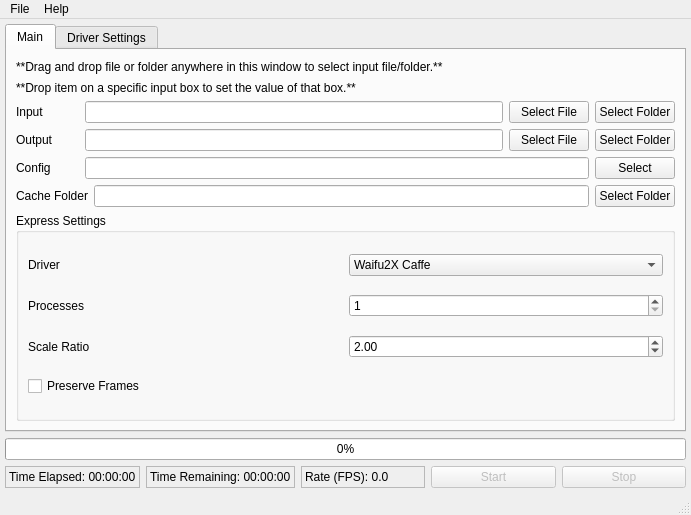
Above: src/video2x_gui.ui from k4yt3x/video2x before the change. Below: the same form after it.
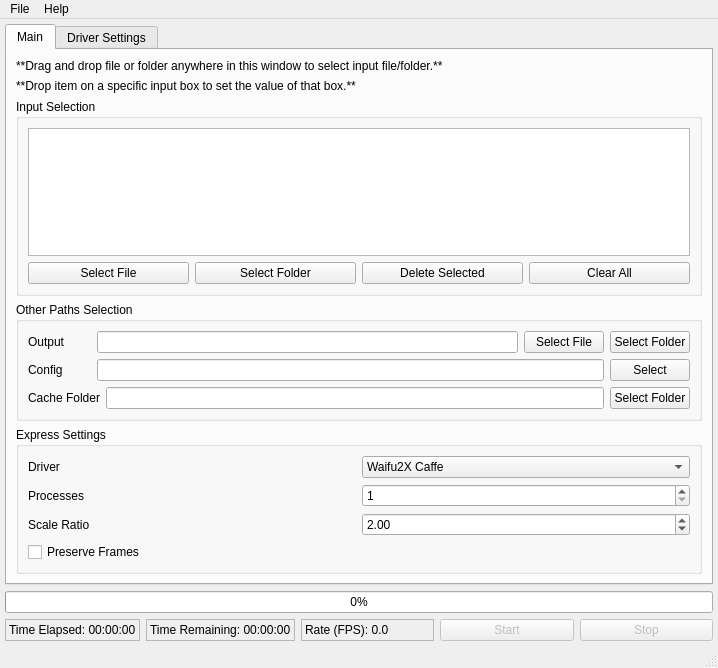
That is the form after the change.

Commit message: upgraded input QLineEdit to QTableView

```diff
--- a/src/video2x_gui.ui
+++ b/src/video2x_gui.ui
@@ -6,8 +6,8 @@
    <rect>
     <x>0</x>
     <y>0</y>
-    <width>691</width>
-    <height>503</height>
+    <width>718</width>
+    <height>668</height>
    </rect>
   </property>
   <property name="acceptDrops">
@@ -79,34 +79,16 @@
          </widget>
         </item>
         <item>
-         <layout class="QVBoxLayout" name="fileSelectionVerticalLayout">
-          <item>
-           <layout class="QHBoxLayout" name="inputHorizontalLayout">
-            <item>
-             <widget class="QLabel" name="inputLabel">
-              <property name="minimumSize">
-               <size>
-                <width>63</width>
-                <height>0</height>
-               </size>
-              </property>
-              <property name="lineWidth">
-               <number>1</number>
-              </property>
-              <property name="text">
-               <string>Input</string>
-              </property>
-              <property name="wordWrap">
-               <bool>false</bool>
-              </property>
-              <property name="margin">
-               <number>0</number>
-              </property>
-             </widget>
-            </item>
+         <widget class="QGroupBox" name="inputSelectionGroupBox">
+          <property name="title">
+           <string>Input Selection</string>
+          </property>
+          <layout class="QVBoxLayout" name="verticalLayout_5">
             <item>
-             <widget class="QLineEdit" name="inputLineEdit"/>
-            </item>
+            <widget class="QTableView" name="inputTableView"/>
+           </item>
+           <item>
+            <layout class="QHBoxLayout" name="inputButtonsHorizontalLayout">
             <item>
              <widget class="QPushButton" name="inputSelectFileButton">
               <property name="enabled">
@@ -124,8 +106,31 @@
               </property>
              </widget>
             </item>
-           </layout>
-          </item>
+             <item>
+              <widget class="QPushButton" name="inputDeleteSelectedButton">
+               <property name="text">
+                <string>Delete Selected</string>
+               </property>
+              </widget>
+             </item>
+             <item>
+              <widget class="QPushButton" name="inputClearAllButton">
+               <property name="text">
+                <string>Clear All</string>
+               </property>
+              </widget>
+             </item>
+            </layout>
+           </item>
+          </layout>
+         </widget>
+        </item>
+        <item>
+         <widget class="QGroupBox" name="otherPathsSelectionGroupBox">
+          <property name="title">
+           <string>Other Paths Selection</string>
+          </property>
+          <layout class="QVBoxLayout" name="verticalLayout_9">
           <item>
            <layout class="QHBoxLayout" name="outputHorizontalLayout">
             <item>
@@ -227,6 +232,7 @@
            </layout>
           </item>
          </layout>
+         </widget>
         </item>
         <item>
          <widget class="QGroupBox" name="expressSettingsGroupBox">
@@ -1344,7 +1350,7 @@
     <rect>
      <x>0</x>
      <y>0</y>
-     <width>691</width>
+     <width>718</width>
      <height>21</height>
     </rect>
    </property>
```
Left out of the diff: 2 changed lines with no effect on the pictures. Lines whose indentation alone changed are shown as unchanged. The commit also changes 2 other files.
